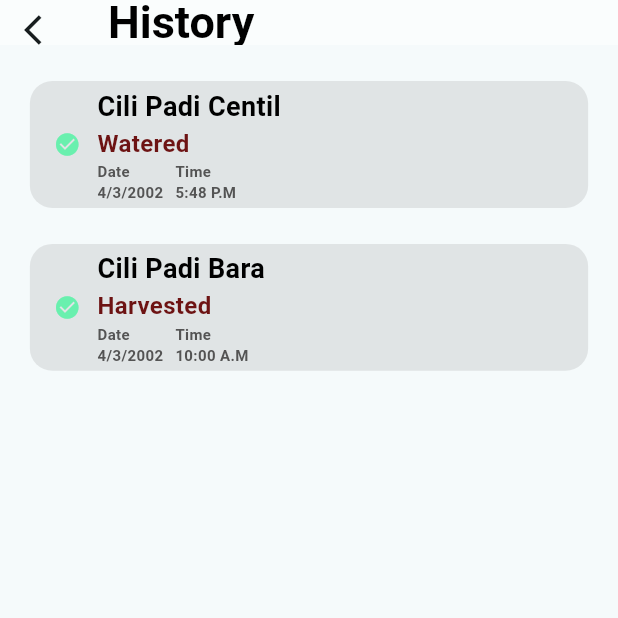
After one commit to aidilaqif/growhub, a Flutter app: the screen it shows after launch, item 4 of the bottom bar chosen, after a tap on "History", on a phone screen of 412 x 824 dp, the top half of it. The commit adds this screen. Run offline on Flutter 3.47's test engine with Material 3 defaults, Android fonts, the light colour scheme and no system bars; our stand-ins replace animate_do, carousel_slider, get, iconsax.

Commit message:
Added history page
added history data,page,widget and rename profile page from user.dart to profile_page.dart

```diff
--- a/lib/nav_bar.dart
+++ b/lib/nav_bar.dart
@@ -2,7 +2,7 @@ import 'package:flutter/material.dart';
 import 'package:growhub/community/community.dart';
 import 'package:growhub/discover_page.dart';
 import 'package:growhub/home_page.dart';
-import 'package:growhub/profile/user.dart';
+import 'package:growhub/profile/profile_page.dart';
 
 class NavBar extends StatefulWidget {
   const NavBar({super.key});
--- /dev/null
+++ b/lib/profile/data/history_data.dart
@@ -0,0 +1,28 @@
+
+
+class HistoryData {
+  final String Historyplantname;
+  final String Historytime;
+  final String Historydate;
+  final String HistoryStatus;
+
+  HistoryData({
+    required this.Historyplantname,
+    required this.Historytime,
+    required this.Historydate,
+    required this.HistoryStatus,
+  });
+
+  static List<HistoryData> historydata = [
+    HistoryData(
+        Historyplantname: 'Cili Padi Centil',
+        Historytime: '5:48 P.M',
+        Historydate: '4/3/2002',
+        HistoryStatus: 'Watered'),
+    HistoryData(
+        Historyplantname: 'Cili Padi Bara',
+        Historytime: '10:00 A.M',
+        Historydate: '4/3/2002',
+        HistoryStatus: 'Harvested')
+  ];
+}
--- /dev/null
+++ b/lib/profile/history_page.dart
@@ -0,0 +1,48 @@
+import 'package:flutter/material.dart';
+import 'package:growhub/profile/widget/history_widget.dart';
+
+import 'data/history_data.dart';
+
+class HistoryPage extends StatelessWidget {
+  const HistoryPage({super.key});
+
+  @override
+  Widget build(BuildContext context) {
+    return Scaffold(
+      appBar: AppBar(
+          toolbarHeight: 30,
+          backgroundColor: Colors.white54,
+          leading: Builder(
+            builder: (BuildContext context) {
+              return IconButton(
+                onPressed: () {
+                  Navigator.pop(context);
+                },
+                icon: const Icon(Icons.arrow_back_ios),
+              );
+            },
+          ),
+          title: const Text("History",
+              style: TextStyle(
+                  fontSize: 30,
+                  fontWeight: FontWeight.bold,
+                  color: Colors.black))),
+      body: Column(
+        children: [
+          Expanded(
+            flex: 1,
+            child: Center(
+              child: ListView.builder(
+                  scrollDirection: Axis.vertical,
+                  itemCount: HistoryData.historydata.length,
+                  itemBuilder: (context, index) {
+                    final historyData = HistoryData.historydata[index];
+                    return HistoryWidget(historyData: historyData);
+                  }),
+            ),
+          ),
+        ],
+      ),
+    );
+  }
+}
--- a/lib/profile/user.dart
+++ b/lib/profile/profile_page.dart
@@ -1,7 +1,10 @@
 import 'package:animate_do/animate_do.dart';
+import 'package:flutter/cupertino.dart';
 import 'package:flutter/material.dart';
 import 'package:flutter/widgets.dart';
+import 'package:growhub/profile/data/history_data.dart';
 import 'package:growhub/profile/editprofile.dart';
+import 'package:growhub/profile/history_page.dart';
 
 class ProfilePage extends StatelessWidget {
   @override
@@ -137,7 +140,14 @@ class ProfilePage extends StatelessWidget {
                     const SizedBox(
                       height: 20,
                     ),
-                    Card(
+                    GestureDetector(
+                      onTap: () {
+                        Navigator.push(
+                            context,
+                            MaterialPageRoute(
+                                builder: (context) => const HistoryPage()));
+                      },
+                      child: Card(
                         color: Colors.grey,
                         shape: RoundedRectangleBorder(
                             borderRadius: BorderRadius.circular(30)),
@@ -154,6 +164,7 @@ class ProfilePage extends StatelessWidget {
                           trailing: Icon(
                             Icons.arrow_forward_ios_outlined,
                             color: Colors.black54,
+                          ),
                         ),
                       ),
                     ),
--- /dev/null
+++ b/lib/profile/widget/history_widget.dart
@@ -0,0 +1,115 @@
+import 'package:flutter/material.dart';
+import 'package:growhub/profile/data/history_data.dart';
+
+class HistoryWidget extends StatelessWidget {
+  final HistoryData historyData;
+
+  const HistoryWidget({
+    super.key,
+    required this.historyData,
+  });
+
+  @override
+  Widget build(BuildContext context) {
+    return SizedBox(
+      height: 108.6,
+      child: Column(
+        children: [
+          const SizedBox(
+            height: 24,
+          ),
+          Container(
+            width: 372.2,
+            height: 84.6,
+            decoration: BoxDecoration(
+                color: const Color(0XFFE0E4E5),
+                borderRadius: BorderRadius.circular(15)),
+            child: Row(
+              children: [
+                const SizedBox(
+                  width: 16,
+                ),
+                Container(
+                  height: 28.6,
+                  width: 15,
+                  child: const Center(
+                      child: Icon(
+                    Icons.check_circle,
+                    color: Colors.greenAccent,
+                    size: 18,
+                  )),
+                ),
+                const SizedBox(
+                  width: 14,
+                ),
+                SizedBox(
+                  width: 303.6,
+                  child: Column(
+                    children: [
+                      SizedBox(
+                        height: 30,
+                        child: Align(
+                          alignment: Alignment.bottomLeft,
+                          child: Text(
+                            historyData.Historyplantname,
+                            style: const TextStyle(
+                                fontSize: 18,
+                                color: Colors.black,
+                                fontWeight: FontWeight.bold),
+                          ),
+                        ),
+                      ),
+                      Column(
+                        crossAxisAlignment: CrossAxisAlignment.start,
+                        children: [
+                          Text(
+                            '${historyData.HistoryStatus}',
+                            style: const TextStyle(
+                                fontSize: 16,
+                                fontWeight: FontWeight.bold,
+                                color: Color.fromARGB(255, 109, 19, 19)),
+                          ),
+                          Row(
+                            mainAxisAlignment: MainAxisAlignment.start,
+                            children: [
+                              Column(
+                                crossAxisAlignment: CrossAxisAlignment.end,
+                                children: [
+                                  Text(
+                                    'Date \n${historyData.Historydate}',
+                                    style: const TextStyle(
+                                        fontSize: 10,
+                                        color: Color(0XFF545454),
+                                        fontWeight: FontWeight.w600),
+                                  ),
+                                ],
+                              ),
+                              SizedBox(width: 8),
+                              Column(
+                                crossAxisAlignment: CrossAxisAlignment.start,
+                                children: [
+                                  Text('Time \n${historyData.Historytime}',
+                                      style: const TextStyle(
+                                          fontSize: 10,
+                                          color: Color(0XFF545454),
+                                          fontWeight: FontWeight.w600))
+                                ],
+                              )
+                            ],
+                          ),
+                        ],
+                      )
+                    ],
+                  ),
+                ),
+                const SizedBox(
+                  width: 10,
+                )
+              ],
+            ),
+          )
+        ],
+      ),
+    );
+  }
+}
```
Lines whose indentation alone changed are shown as unchanged.
